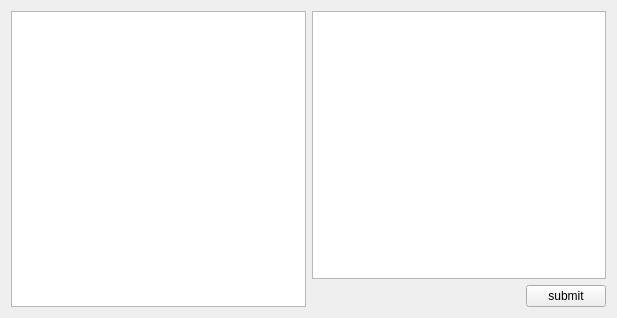
Before: the Qt Designer form managechucvu.ui in xdien/tcmr, drawn with Qt 5.
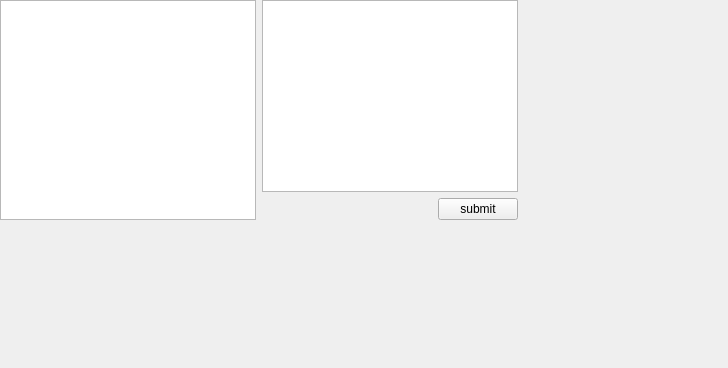
After: the same form once the commit is applied.

```diff
--- a/managechucvu.ui
+++ b/managechucvu.ui
@@ -6,15 +6,14 @@
    <rect>
     <x>0</x>
     <y>0</y>
-    <width>617</width>
-    <height>318</height>
+    <width>728</width>
+    <height>368</height>
    </rect>
   </property>
   <property name="windowTitle">
    <string>Quan ly chuc vu</string>
   </property>
-  <layout class="QHBoxLayout" name="horizontalLayout_3">
-   <item>
+  <widget class="QWidget" name="">
     <layout class="QHBoxLayout" name="horizontalLayout_2">
      <item>
       <widget class="QTableView" name="tableView_cv"/>
@@ -51,8 +50,7 @@
       </layout>
      </item>
     </layout>
-   </item>
-  </layout>
+  </widget>
  </widget>
  <resources/>
  <connections>
```
Lines whose indentation alone changed are shown as unchanged.
